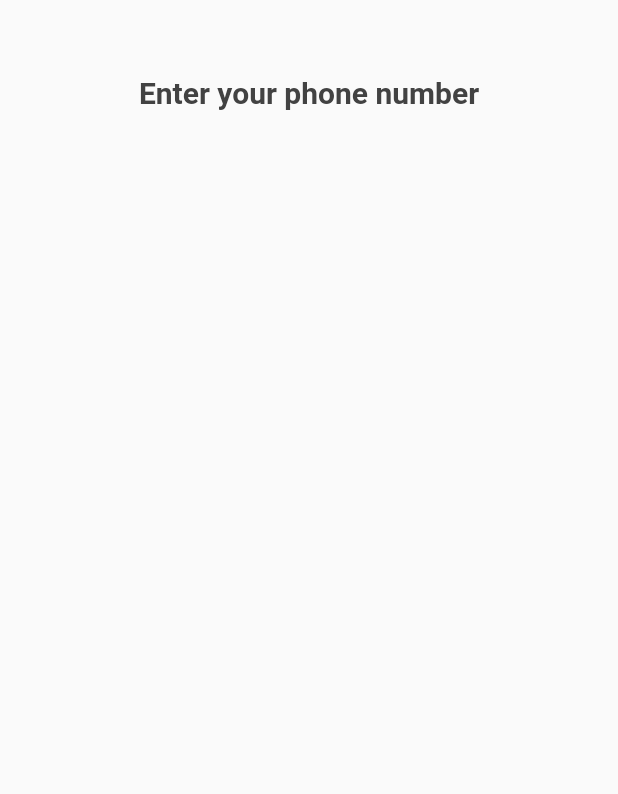
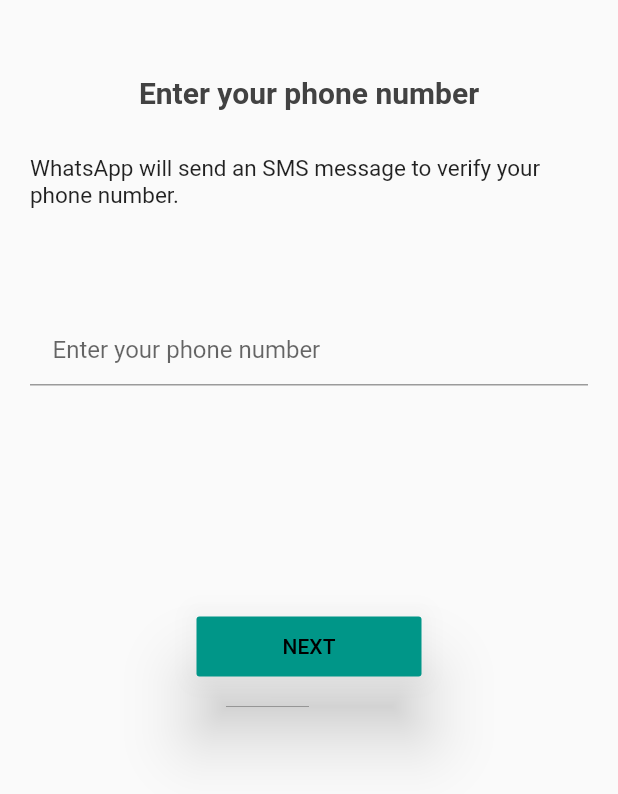
Before and after one commit to ankurk10/WhatsApp-UI-Festa, a Flutter app: the screen it shows after launch, after a tap on "AGREE AND CONTINUE", on a phone screen of 412 x 824 dp. Shown: the top 794 px of the screen. Run offline on Flutter 3.47's test engine with Material 2 defaults, Android fonts, the phone set to English and light mode, and no system bars.

Commit message:
Added Login Screen

```diff
--- a/lib/LoginScreen.dart
+++ b/lib/LoginScreen.dart
@@ -1,4 +1,5 @@
 import 'package:flutter/material.dart';
+import 'package:whatsapp_clone/HomeScreen.dart';
 
 class LoginScreen extends StatelessWidget {
   const LoginScreen({Key key}) : super(key: key);
@@ -21,6 +22,70 @@ class LoginScreen extends StatelessWidget {
                 fontWeight: FontWeight.w600,
               ),
             ),
+
+            SizedBox(
+              height: 10,
+            ),
+
+            Container(
+              margin: EdgeInsets.only(left: 20 , top: 20, right: 20),
+              child: Text("WhatsApp will send an SMS message to verify "
+                  "your phone number.",
+              style: TextStyle(
+                fontSize: 15,
+              ),
+              ),
+            ),
+
+            SizedBox(
+              height: 50,
+            ),
+
+
+            Container(
+              margin: EdgeInsets.only(left: 20 , top: 20, right: 20),
+              child: TextFormField(
+                cursorColor: Colors.black,
+                decoration: new InputDecoration(
+                    // border: InputBorder.none,
+                    // focusedBorder: InputBorder.none,
+                    // enabledBorder: InputBorder.none,
+                    // errorBorder: InputBorder.none,
+                    // disabledBorder: InputBorder.none,
+                    contentPadding:
+                    EdgeInsets.only(left: 15, bottom: 11, top: 11, right: 15),
+                    hintText: "Enter your phone number"),
+              ),
+            ),
+
+            SizedBox(
+              height: 150,
+            ),
+
+            ButtonTheme(
+              height: 40,
+              minWidth: 150,
+              child: RaisedButton(
+                child: Text("NEXT",
+                  style: TextStyle(
+                      color: Colors.black
+                  ),
+                ),
+                focusColor: Colors.teal,
+                highlightColor: Colors.yellow,
+                color: Colors.teal,
+                hoverColor: Colors.grey,
+                elevation: 20,
+                onPressed: ()
+                {
+                  Navigator.of(context).push(MaterialPageRoute(
+                      builder: (context){
+                        return HomeScreen();
+                      }
+                  ));
+                },
+              ),
+            ),
           ],
         ),
       ),
```
